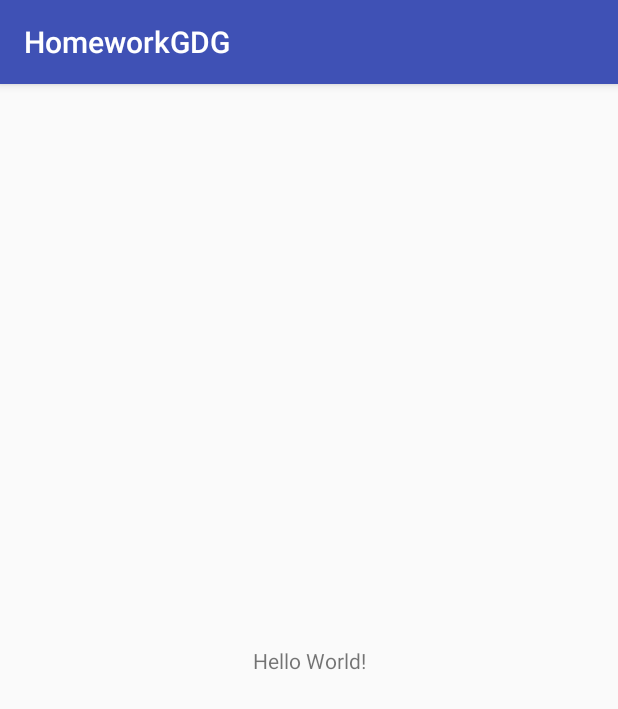
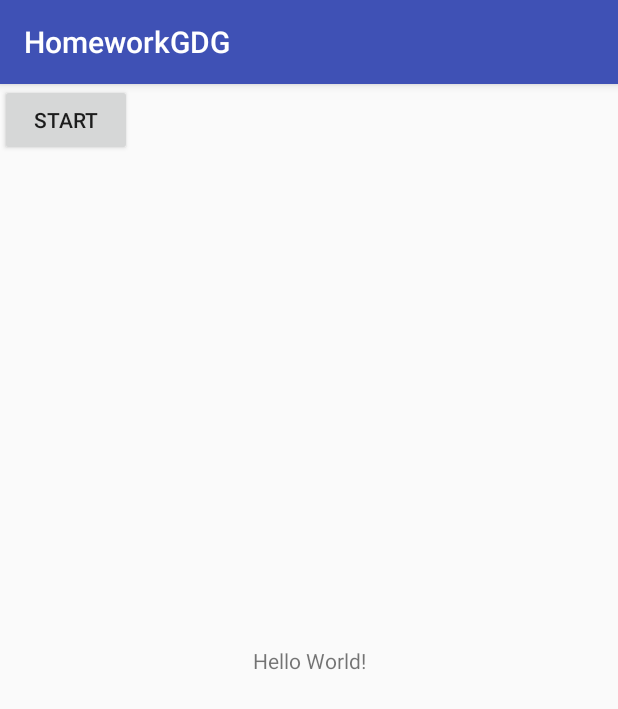
Before and after one commit to Milos97/homework_gdg, an Android app: the screen it shows after launch (MainActivity), on a phone screen of 412 x 824 dp. Shown: the top 709 px of the screen. Run offline under Robolectric (Android 15) with nearby library versions, the phone set to English and light mode, and no system bars.

Commit message:
Added onClick listener for Start button

```diff
--- a/app/src/main/res/layout/activity_main.xml
+++ b/app/src/main/res/layout/activity_main.xml
@@ -14,5 +14,10 @@
         app:layout_constraintLeft_toLeftOf="parent"
         app:layout_constraintRight_toRightOf="parent"
         app:layout_constraintTop_toTopOf="parent" />
+    <Button
+        android:layout_width="wrap_content"
+        android:layout_height="wrap_content"
+        android:text="Start"
+        android:onClick="showToast"/>
 
 </android.support.constraint.ConstraintLayout>
```
Also changed, not shown: app/src/main/java/com/example/android/homeworkgdg/MainActivity.java (+9 -1 lines).
